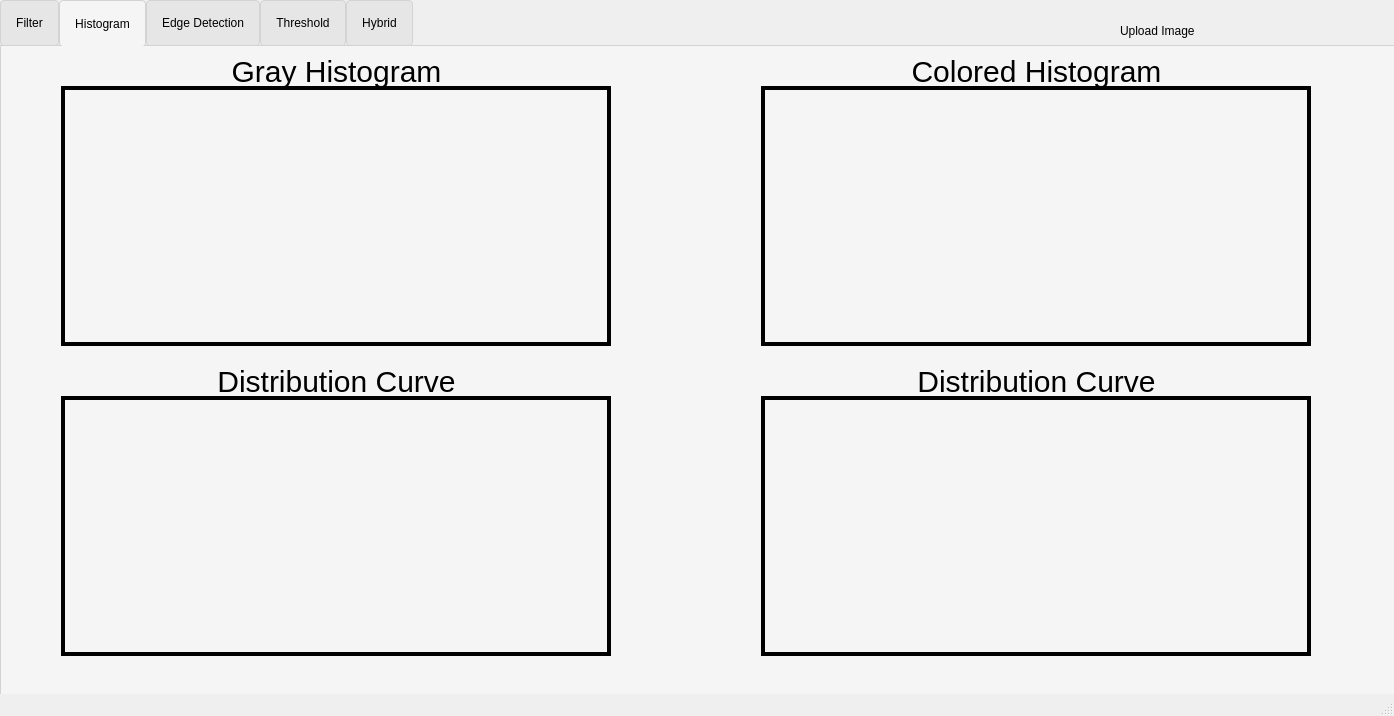
Dinahussam/Impro-App, file QT_GUI_TASK_1/mainwindow.ui: the form before one commit.
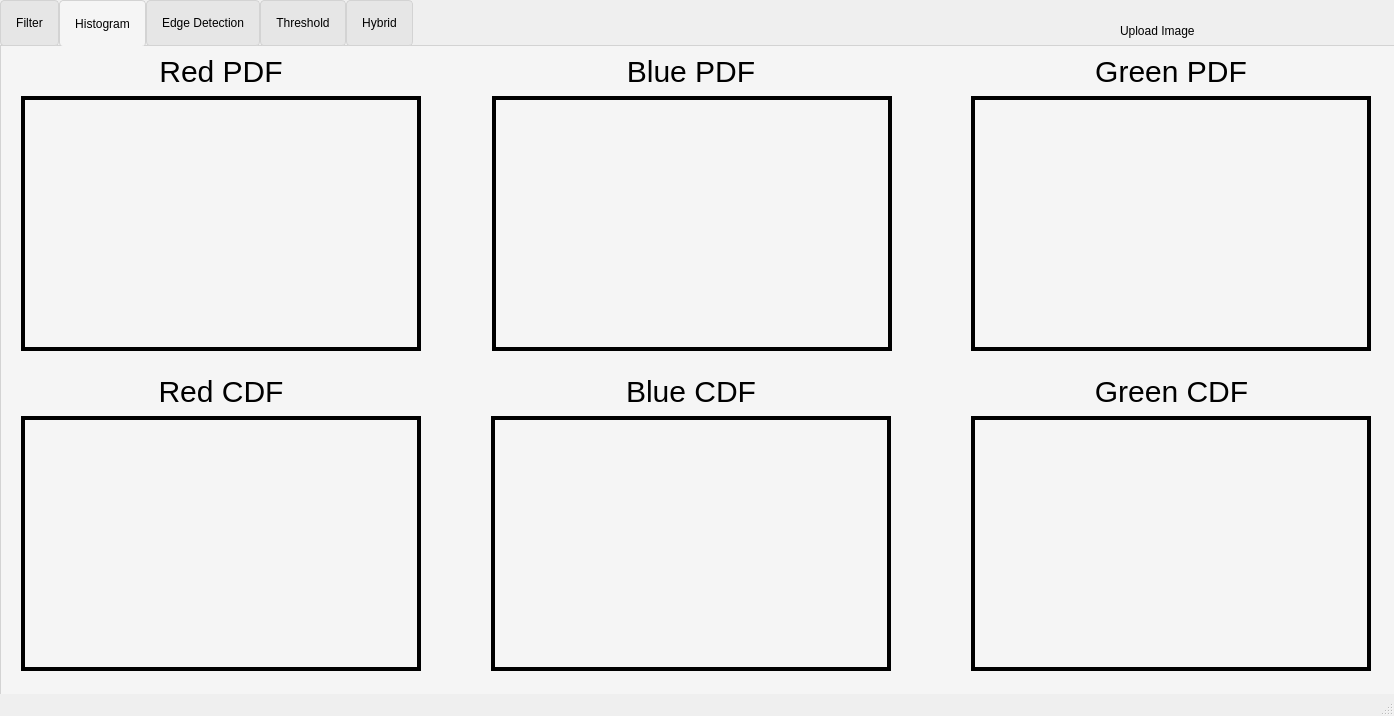
The form after the commit. The open tabs and pages were chosen to show the change. Icons and pictures are not drawn. Custom widgets are drawn as their Qt base class.

Commit message: Histograms are done || equalization is done

Patch:
```diff
--- a/QT_GUI_TASK_1/mainwindow.ui
+++ b/QT_GUI_TASK_1/mainwindow.ui
@@ -478,18 +478,20 @@
      <widget class="QLabel" name="grayHistogramBars">
       <property name="geometry">
        <rect>
-        <x>60</x>
-        <y>40</y>
-        <width>550</width>
-        <height>260</height>
+        <x>20</x>
+        <y>10</y>
+        <width>400</width>
+        <height>31</height>
        </rect>
       </property>
       <property name="styleSheet">
-       <string notr="true">border: 4px solid black;
-</string>
+       <string notr="true">font-family: Impact, Haettenschweiler, 'Arial Narrow Bold', sans-serif;
+font-size: 30px;
+color: black;
+background-color:transparent;</string>
       </property>
       <property name="text">
-       <string/>
+       <string>Red PDF</string>
       </property>
       <property name="scaledContents">
        <bool>true</bool>
@@ -498,44 +500,89 @@
        <set>Qt::AlignCenter</set>
       </property>
      </widget>
-     <widget class="QLabel" name="grayHistogramBars_2">
+     <widget class="QCustomPlot" name="RedHistPDF" native="true">
       <property name="geometry">
        <rect>
-        <x>760</x>
-        <y>40</y>
-        <width>550</width>
-        <height>260</height>
+        <x>20</x>
+        <y>50</y>
+        <width>400</width>
+        <height>255</height>
        </rect>
       </property>
-      <property name="styleSheet">
-       <string notr="true">border: 4px solid black;
+      <widget class="QLabel" name="redHist">
+       <property name="geometry">
+        <rect>
+         <x>0</x>
+         <y>0</y>
+         <width>400</width>
+         <height>255</height>
+        </rect>
+       </property>
+       <property name="styleSheet">
+        <string notr="true">border: 4px solid black;
 </string>
+       </property>
+       <property name="text">
+        <string/>
+       </property>
+       <property name="scaledContents">
+        <bool>true</bool>
+       </property>
+       <property name="alignment">
+        <set>Qt::AlignCenter</set>
+       </property>
+      </widget>
+     </widget>
+     <widget class="QCustomPlot" name="RedHistCDF" native="true">
+      <property name="geometry">
+       <rect>
+        <x>20</x>
+        <y>370</y>
+        <width>400</width>
+        <height>255</height>
+       </rect>
       </property>
-      <property name="text">
-       <string/>
-      </property>
-      <property name="scaledContents">
-       <bool>true</bool>
-      </property>
-      <property name="alignment">
-       <set>Qt::AlignCenter</set>
-      </property>
+      <widget class="QLabel" name="redHist_2">
+       <property name="geometry">
+        <rect>
+         <x>0</x>
+         <y>0</y>
+         <width>400</width>
+         <height>255</height>
+        </rect>
+       </property>
+       <property name="styleSheet">
+        <string notr="true">border: 4px solid black;
+</string>
+       </property>
+       <property name="text">
+        <string/>
+       </property>
+       <property name="scaledContents">
+        <bool>true</bool>
+       </property>
+       <property name="alignment">
+        <set>Qt::AlignCenter</set>
+       </property>
+      </widget>
      </widget>
      <widget class="QLabel" name="grayHistogramBars_3">
       <property name="geometry">
        <rect>
-        <x>60</x>
-        <y>350</y>
-        <width>550</width>
-        <height>260</height>
+        <x>20</x>
+        <y>330</y>
+        <width>400</width>
+        <height>31</height>
        </rect>
       </property>
       <property name="styleSheet">
-       <string notr="true">border: 4px solid black;
-</string>
+       <string notr="true">font-family: Impact, Haettenschweiler, 'Arial Narrow Bold', sans-serif;
+font-size: 30px;
+color: black;
+background-color:transparent;</string>
       </property>
       <property name="text">
-       <string/>
+       <string>Red CDF</string>
       </property>
       <property name="scaledContents">
        <bool>true</bool>
@@ -544,35 +591,45 @@
        <set>Qt::AlignCenter</set>
       </property>
      </widget>
-     <widget class="QLabel" name="grayHistogramBars_4">
+     <widget class="QCustomPlot" name="BlueHistPDF" native="true">
       <property name="geometry">
        <rect>
-        <x>760</x>
-        <y>350</y>
-        <width>550</width>
-        <height>260</height>
+        <x>491</x>
+        <y>50</y>
+        <width>400</width>
+        <height>255</height>
        </rect>
       </property>
-      <property name="styleSheet">
-       <string notr="true">border: 4px solid black;
+      <widget class="QLabel" name="blueHist">
+       <property name="geometry">
+        <rect>
+         <x>0</x>
+         <y>0</y>
+         <width>400</width>
+         <height>255</height>
+        </rect>
+       </property>
+       <property name="styleSheet">
+        <string notr="true">border: 4px solid black;
 </string>
-      </property>
-      <property name="text">
-       <string/>
-      </property>
-      <property name="scaledContents">
-       <bool>true</bool>
-      </property>
-      <property name="alignment">
-       <set>Qt::AlignCenter</set>
-      </property>
+       </property>
+       <property name="text">
+        <string/>
+       </property>
+       <property name="scaledContents">
+        <bool>true</bool>
+       </property>
+       <property name="alignment">
+        <set>Qt::AlignCenter</set>
+       </property>
+      </widget>
      </widget>
      <widget class="QLabel" name="Label1">
       <property name="geometry">
        <rect>
-        <x>60</x>
+        <x>490</x>
         <y>10</y>
-        <width>551</width>
+        <width>400</width>
         <height>31</height>
        </rect>
       </property>
@@ -583,7 +640,7 @@
 background-color:transparent;</string>
       </property>
       <property name="text">
-       <string>Gray Histogram</string>
+       <string>Blue PDF</string>
       </property>
       <property name="alignment">
        <set>Qt::AlignCenter</set>
@@ -592,9 +649,9 @@
      <widget class="QLabel" name="Label1_2">
       <property name="geometry">
        <rect>
-        <x>760</x>
-        <y>10</y>
-        <width>551</width>
+        <x>490</x>
+        <y>330</y>
+        <width>400</width>
         <height>31</height>
        </rect>
       </property>
@@ -605,18 +662,51 @@
 background-color:transparent;</string>
       </property>
       <property name="text">
-       <string>Colored Histogram</string>
+       <string>Blue CDF</string>
       </property>
       <property name="alignment">
        <set>Qt::AlignCenter</set>
       </property>
      </widget>
-     <widget class="QLabel" name="Label1_3">
+     <widget class="QCustomPlot" name="BlueHistCDF" native="true">
       <property name="geometry">
        <rect>
-        <x>760</x>
-        <y>320</y>
-        <width>551</width>
+        <x>490</x>
+        <y>370</y>
+        <width>400</width>
+        <height>255</height>
+       </rect>
+      </property>
+      <widget class="QLabel" name="blueHist_2">
+       <property name="geometry">
+        <rect>
+         <x>0</x>
+         <y>0</y>
+         <width>400</width>
+         <height>255</height>
+        </rect>
+       </property>
+       <property name="styleSheet">
+        <string notr="true">border: 4px solid black;
+</string>
+       </property>
+       <property name="text">
+        <string/>
+       </property>
+       <property name="scaledContents">
+        <bool>true</bool>
+       </property>
+       <property name="alignment">
+        <set>Qt::AlignCenter</set>
+       </property>
+      </widget>
+     </widget>
+     <widget class="QLabel" name="A1">
+      <property name="geometry">
+       <rect>
+        <x>970</x>
+        <y>10</y>
+        <width>400</width>
         <height>31</height>
        </rect>
       </property>
@@ -627,18 +717,84 @@
 background-color:transparent;</string>
       </property>
       <property name="text">
-       <string>Distribution Curve</string>
+       <string>Green PDF</string>
       </property>
       <property name="alignment">
        <set>Qt::AlignCenter</set>
       </property>
      </widget>
-     <widget class="QLabel" name="Label1_4">
+     <widget class="QCustomPlot" name="GreenHistPDF" native="true">
       <property name="geometry">
        <rect>
-        <x>60</x>
-        <y>320</y>
-        <width>551</width>
+        <x>970</x>
+        <y>50</y>
+        <width>400</width>
+        <height>255</height>
+       </rect>
+      </property>
+      <widget class="QLabel" name="greenHist">
+       <property name="geometry">
+        <rect>
+         <x>0</x>
+         <y>0</y>
+         <width>400</width>
+         <height>255</height>
+        </rect>
+       </property>
+       <property name="styleSheet">
+        <string notr="true">border: 4px solid black;
+</string>
+       </property>
+       <property name="text">
+        <string/>
+       </property>
+       <property name="scaledContents">
+        <bool>true</bool>
+       </property>
+       <property name="alignment">
+        <set>Qt::AlignCenter</set>
+       </property>
+      </widget>
+     </widget>
+     <widget class="QCustomPlot" name="GreenHistCDF" native="true">
+      <property name="geometry">
+       <rect>
+        <x>970</x>
+        <y>370</y>
+        <width>400</width>
+        <height>255</height>
+       </rect>
+      </property>
+      <widget class="QLabel" name="greenHist_2">
+       <property name="geometry">
+        <rect>
+         <x>0</x>
+         <y>0</y>
+         <width>400</width>
+         <height>255</height>
+        </rect>
+       </property>
+       <property name="styleSheet">
+        <string notr="true">border: 4px solid black;
+</string>
+       </property>
+       <property name="text">
+        <string/>
+       </property>
+       <property name="scaledContents">
+        <bool>true</bool>
+       </property>
+       <property name="alignment">
+        <set>Qt::AlignCenter</set>
+       </property>
+      </widget>
+     </widget>
+     <widget class="QLabel" name="A">
+      <property name="geometry">
+       <rect>
+        <x>970</x>
+        <y>330</y>
+        <width>401</width>
         <height>31</height>
        </rect>
       </property>
@@ -649,7 +805,7 @@
 background-color:transparent;</string>
       </property>
       <property name="text">
-       <string>Distribution Curve</string>
+       <string>Green CDF</string>
       </property>
       <property name="alignment">
        <set>Qt::AlignCenter</set>
@@ -1840,6 +1996,14 @@
   </widget>
   <widget class="QStatusBar" name="statusbar"/>
  </widget>
+ <customwidgets>
+  <customwidget>
+   <class>QCustomPlot</class>
+   <extends>QWidget</extends>
+   <header>qcustomplot.h</header>
+   <container>1</container>
+  </customwidget>
+ </customwidgets>
  <resources>
   <include location="Icons.qrc"/>
  </resources>
```
Left out of the diff: 195 changed lines with no effect on the pictures. The commit also changes 7 other files.
